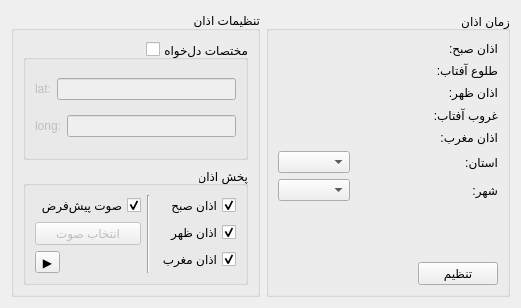
Above: ui/Widget.ui from mg-ramezani/azan_time before the change. Below: the same form after it.
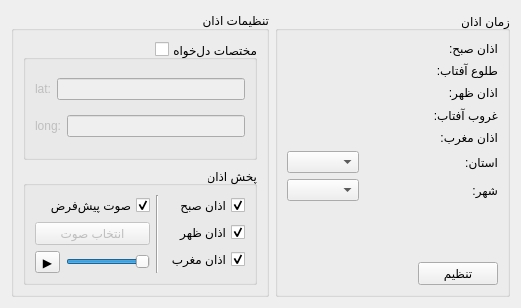
That is the form after the change.

Commit message: add volume controller

The edit to the form file:
```diff
--- a/ui/Widget.ui
+++ b/ui/Widget.ui
@@ -110,6 +110,8 @@
             </widget>
            </item>
            <item>
+            <layout class="QHBoxLayout" name="horizontalLayout_2">
+             <item>
             <widget class="QToolButton" name="toolButton_sournd_test">
              <property name="text">
               <string>▶</string>
@@ -118,6 +120,21 @@
               <bool>true</bool>
              </property>
             </widget>
+             </item>
+             <item>
+              <widget class="QSlider" name="horizontalSlider_player_volume">
+               <property name="maximum">
+                <number>100</number>
+               </property>
+               <property name="value">
+                <number>100</number>
+               </property>
+               <property name="orientation">
+                <enum>Qt::Horizontal</enum>
+               </property>
+              </widget>
+             </item>
+            </layout>
            </item>
           </layout>
          </item>
```
Left out of the diff: 2 changed lines with no effect on the pictures. Lines whose indentation alone changed are shown as unchanged. The commit also changes 2 other files.
